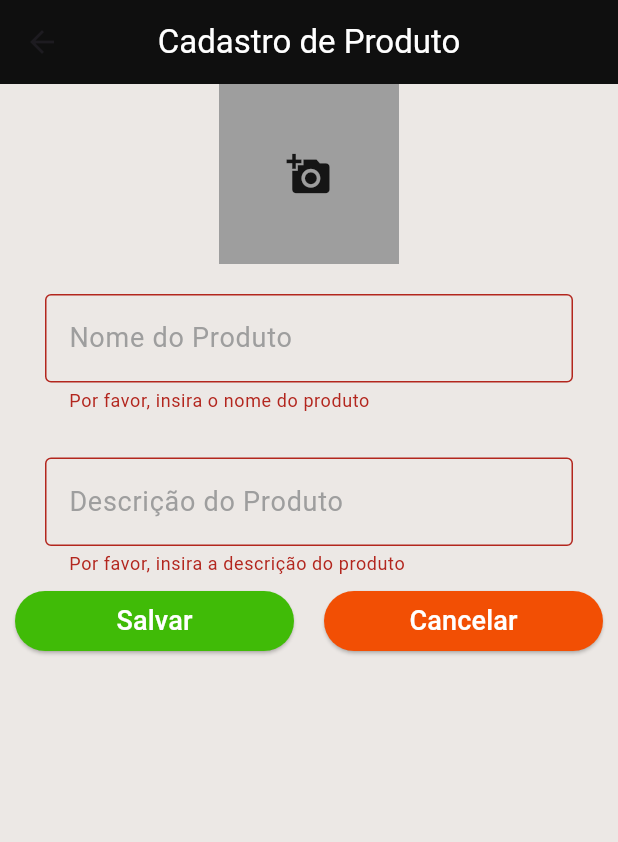
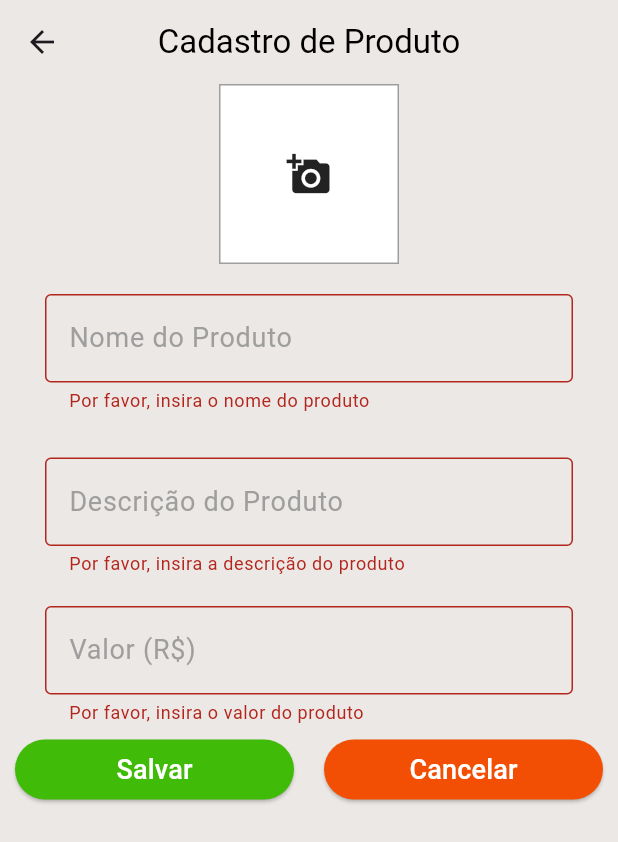
Before and after one commit to JoselioJr/Aplicativo_de_E-commerce, a Flutter app: the CadastroScreen screen opened directly, after a tap on "Salvar", on a phone screen of 412 x 824 dp. Shown: the top 842 px of the screen. Run offline on Flutter 3.47's test engine with Material 3 defaults, Android fonts, the phone set to English and light mode, and no system bars; our stand-ins replace image_picker.

Commit message:
✨ feat: Adição de cadastro de novo atributo de valor

```diff
--- a/ecommerce/lib/cadastro_screen.dart
+++ b/ecommerce/lib/cadastro_screen.dart
@@ -1,11 +1,15 @@
 import 'dart:io';
 
-import 'package:ecommerce/models/todo.dart';
+import 'package:ecommerce/models/produto.dart';
 import 'package:flutter/material.dart';
 import 'package:flutter/foundation.dart';
 import 'package:image_picker/image_picker.dart';
 
 class CadastroScreen extends StatefulWidget {
+  final Produto? produto;
+
+  CadastroScreen({this.produto});
+
   @override
   _CadastroScreenState createState() => _CadastroScreenState();
 }
@@ -13,18 +17,31 @@ class CadastroScreen extends StatefulWidget {
 class _CadastroScreenState extends State<CadastroScreen> {
   final TextEditingController _textController = TextEditingController();
   final TextEditingController _descriptionController = TextEditingController();
+  final TextEditingController _valorController = TextEditingController();
   final GlobalKey<FormState> _formKey = GlobalKey<FormState>();
   File? _image;
+
+  @override
+  void initState() {
+    super.initState();
+    if (widget.produto != null) {
+      _textController.text = widget.produto!.nome;
+      _descriptionController.text = widget.produto!.descricao ?? '';
+      _valorController.text = widget.produto!.valor.toString();
+      _image = widget.produto!.image;
+    }
+  }
 
   @override
   Widget build(BuildContext context) {
     return Scaffold(
       appBar: AppBar(
-        title: Text("Cadastro de Produto", style: TextStyle(color: Colors.white)),
+        title: Text(widget.produto == null ? "Cadastro de Produto" : "Editar Produto", style: TextStyle(color: Colors.black)),
         centerTitle: true,
-        backgroundColor: Color.fromARGB(255, 15, 15, 15),
+        backgroundColor: Color.fromARGB(255, 236, 232, 229),
       ),
-      body: Column(
+      body: SingleChildScrollView(
+        child: Column(
           children: [
             GestureDetector(
               child: Container(
@@ -33,7 +50,7 @@ class _CadastroScreenState extends State<CadastroScreen> {
                 height: 120,
                 decoration: BoxDecoration(
                   shape: BoxShape.rectangle,
-                color: Colors.grey,
+                  color: Colors.white,
                   border: Border.all(
                     color: Colors.grey,
                     width: 1,
@@ -63,7 +80,7 @@ class _CadastroScreenState extends State<CadastroScreen> {
                     padding: EdgeInsets.symmetric(horizontal: 30, vertical: 20),
                     child: TextFormField(
                       controller: _textController,
-                    style: TextStyle(fontSize: 18, color: Colors.white),
+                      style: TextStyle(fontSize: 18, color: Colors.black),
                       decoration: InputDecoration(
                         labelText: "Nome do Produto",
                         labelStyle: TextStyle(fontSize: 18, color: Colors.grey),
@@ -81,7 +98,7 @@ class _CadastroScreenState extends State<CadastroScreen> {
                     padding: EdgeInsets.symmetric(horizontal: 30, vertical: 10),
                     child: TextFormField(
                       controller: _descriptionController,
-                    style: TextStyle(fontSize: 18, color: Colors.white),
+                      style: TextStyle(fontSize: 18, color: Colors.black),
                       decoration: InputDecoration(
                         labelText: "Descrição do Produto",
                         labelStyle: TextStyle(fontSize: 18, color: Colors.grey),
@@ -95,6 +112,30 @@ class _CadastroScreenState extends State<CadastroScreen> {
                       },
                     ),
                   ),
+                  Container(
+                    padding: EdgeInsets.symmetric(horizontal: 30, vertical: 10),
+                    child: TextFormField(
+                      controller: _valorController,
+                      style: TextStyle(fontSize: 18, color: Colors.black),
+                      keyboardType: TextInputType.numberWithOptions(decimal: true),
+                      decoration: InputDecoration(
+                        labelText: "Valor (R\$)",
+                        labelStyle: TextStyle(fontSize: 18, color: Colors.grey),
+                        border: OutlineInputBorder(),
+                      ),
+                      validator: (value) {
+                        if (value == null || value.isEmpty) {
+                          return 'Por favor, insira o valor do produto';
+                        }
+                        if (double.tryParse(value) == null) {
+                          return 'Por favor, insira um valor válido';
+                        }
+                        return null;
+                      },
+                    ),
+                  ),
+                  Column(
+                    children: [
                       Row(
                         children: [
                           Expanded(child: Container(
@@ -104,8 +145,15 @@ class _CadastroScreenState extends State<CadastroScreen> {
                               onPressed: () {
                                 FocusScope.of(context).unfocus();
                                 if (_formKey.currentState!.validate()) {
-                            Produto novoProduto = Produto(_textController.text, descricao: _descriptionController.text, image: _image);
-                            Navigator.pop(context, novoProduto);
+                                  double valor = double.parse(_valorController.text);
+                                  Produto produto = widget.produto ?? Produto(_textController.text, descricao: _descriptionController.text, valor: valor, image: _image);
+                                  if (widget.produto != null) {
+                                    produto.nome = _textController.text;
+                                    produto.descricao = _descriptionController.text;
+                                    produto.valor = valor;
+                                    produto.image = _image;
+                                  }
+                                  Navigator.pop(context, produto);
                                 }
                               },
                               style: ElevatedButton.styleFrom(
@@ -131,12 +179,15 @@ class _CadastroScreenState extends State<CadastroScreen> {
                           ),
                           ),
                         ],
+                      ),
+                    ],
                   )
                 ],
               )
             ),
           ],
         ),
+      ),
     );
   }
 }
```
Lines whose indentation alone changed are shown as unchanged.
